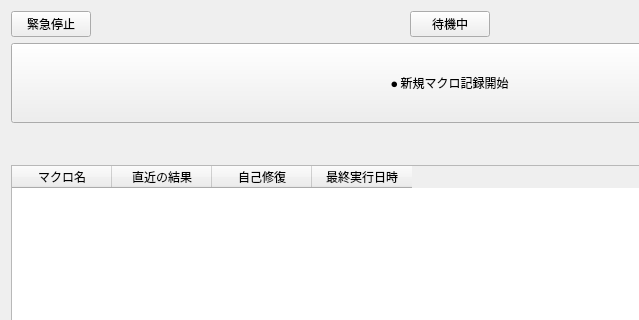
Qt form src/ui/resources/ui/main_window.ui (shingo29831/ai-macro-system) before a commit; both pictures show x 0 to 639 and y 0 to 320 of the 900 by 600 pixel window.
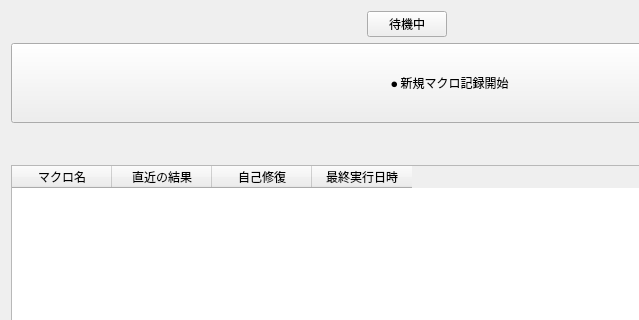
The same form after that commit.

Commit message:
feat(ui): implement emergency stop kill switch and running dialog
- Remove emergency stop button from main window
- Add minimalist RunningDialog for execution mode
- Define stop_workflow interface in executor
- Wire execution state and emergency stop in viewmodel

Diff of the .ui file:
```diff
--- a/src/ui/resources/ui/main_window.ui
+++ b/src/ui/resources/ui/main_window.ui
@@ -13,13 +13,6 @@
   <layout class="QVBoxLayout" name="verticalLayout">
    <item>
     <layout class="QHBoxLayout" name="headerLayout">
-     <item>
-      <widget class="QPushButton" name="btnEmergencyStop">
-       <property name="text">
-        <string>緊急停止</string>
-       </property>
-      </widget>
-     </item>
      <item>
       <spacer name="headerSpacerLeft">
        <property name="orientation">
```
The commit also changes 7 other files.
